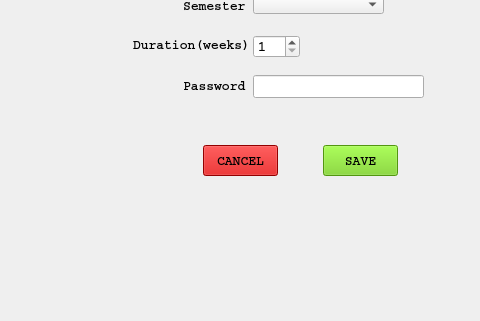
casalete/ErasmusIo, file newstudent.ui: the form before one commit; both pictures show x 237 to 717 and y 355 to 676 of the 1099 by 676 pixel window.
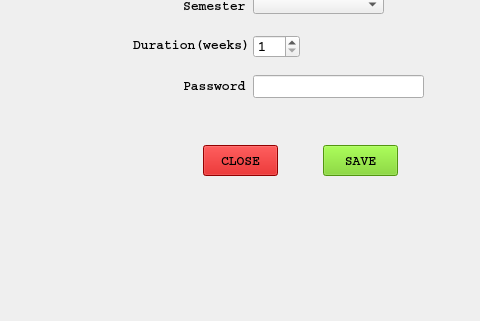
The form after the commit. Icons and pictures are not drawn.

What changed in the file:
```diff
--- a/newstudent.ui
+++ b/newstudent.ui
@@ -322,7 +322,7 @@
     <string notr="true">background: rgb(204, 0, 0);</string>
    </property>
    <property name="text">
-    <string>CANCEL</string>
+    <string>CLOSE</string>
    </property>
   </widget>
   <widget class="QPushButton" name="submitButton">
```
